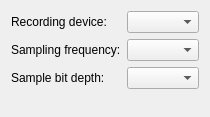
The window that src/config/audiosettings.ui (sfranzen/ktuner) describes before a commit, drawn with Qt 5.
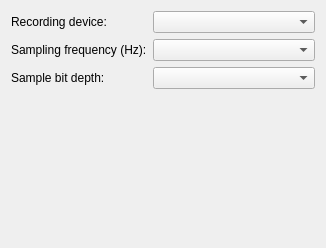
The same window after the commit.

The edit to the form file:
```diff
--- a/src/config/audiosettings.ui
+++ b/src/config/audiosettings.ui
@@ -6,8 +6,8 @@
    <rect>
     <x>0</x>
     <y>0</y>
-    <width>207</width>
-    <height>117</height>
+    <width>326</width>
+    <height>248</height>
    </rect>
   </property>
   <property name="windowTitle">
@@ -27,7 +27,7 @@
    <item row="2" column="0">
     <widget class="QLabel" name="label">
      <property name="text">
-      <string>Sampling frequency:</string>
+      <string>Sampling frequency (Hz):</string>
      </property>
     </widget>
    </item>
```
